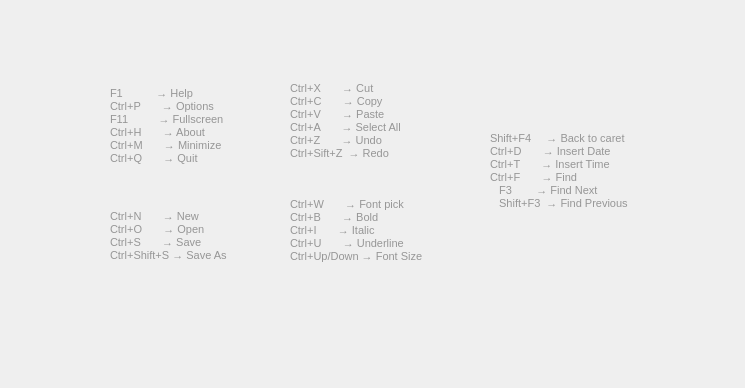
clasqm/textroom, file ui/helpdialog.ui: the form before one commit.
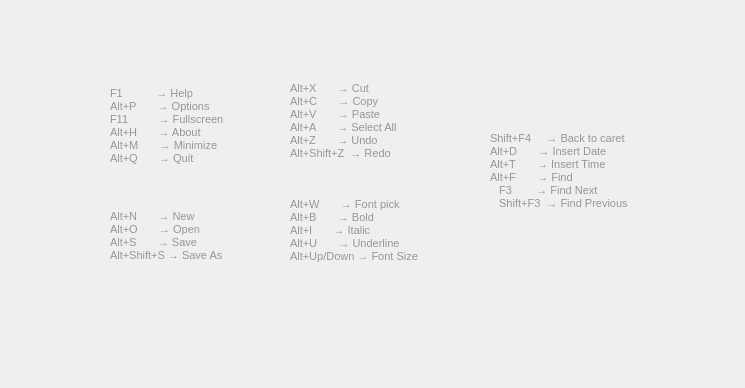
The form after the commit. Icons and pictures are not drawn.

Commit message:
Document Alt-based shortcuts in the Help screen and README
Qt's Haiku platform maps the shortcut modifier to Alt, so the program
responds to Alt combinations, but the F1 help, docs/HELP.SHORTCUTS and README
still advertised Ctrl. Also corrected the "Sift+Z" typo in the Help screen.

🤖 Generated with Codebuff

The edit to the form file:
```diff
--- a/ui/helpdialog.ui
+++ b/ui/helpdialog.ui
@@ -90,11 +90,11 @@
    </property>
    <property name="text" >
     <string>F1           → Help
-Ctrl+P       → Options
+Alt+P       → Options
 F11          → Fullscreen
-Ctrl+H       → About
-Ctrl+M       → Minimize
-Ctrl+Q       → Quit</string>
+Alt+H       → About
+Alt+M       → Minimize
+Alt+Q       → Quit</string>
    </property>
    <property name="wordWrap" >
     <bool>true</bool>
@@ -152,12 +152,12 @@
     </font>
    </property>
    <property name="text" >
-    <string>Ctrl+X       → Cut
-Ctrl+C       → Copy
-Ctrl+V       → Paste
-Ctrl+A       → Select All
-Ctrl+Z       → Undo
-Ctrl+Sift+Z  → Redo</string>
+    <string>Alt+X       → Cut
+Alt+C       → Copy
+Alt+V       → Paste
+Alt+A       → Select All
+Alt+Z       → Undo
+Alt+Shift+Z  → Redo</string>
    </property>
   </widget>
   <widget class="QLabel" name="label_4" >
@@ -239,11 +239,11 @@
     </font>
    </property>
    <property name="text" >
-    <string>Ctrl+W       → Font pick
-Ctrl+B       → Bold
-Ctrl+I       → Italic
-Ctrl+U       → Underline
-Ctrl+Up/Down → Font Size</string>
+    <string>Alt+W       → Font pick
+Alt+B       → Bold
+Alt+I       → Italic
+Alt+U       → Underline
+Alt+Up/Down → Font Size</string>
    </property>
   </widget>
   <widget class="QLabel" name="label_2" >
@@ -301,10 +301,10 @@
     <string notr="true" />
    </property>
    <property name="text" >
-    <string>Ctrl+N       → New
-Ctrl+O       → Open
-Ctrl+S       → Save
-Ctrl+Shift+S → Save As</string>
+    <string>Alt+N       → New
+Alt+O       → Open
+Alt+S       → Save
+Alt+Shift+S → Save As</string>
    </property>
    <property name="wordWrap" >
     <bool>true</bool>
@@ -363,9 +363,9 @@
    </property>
    <property name="text" >
     <string>Shift+F4     → Back to caret
-Ctrl+D       → Insert Date
-Ctrl+T       → Insert Time
-Ctrl+F       → Find
+Alt+D       → Insert Date
+Alt+T       → Insert Time
+Alt+F       → Find
    F3        → Find Next
    Shift+F3  → Find Previous</string>
    </property>
```
The commit also changes 2 other files.
